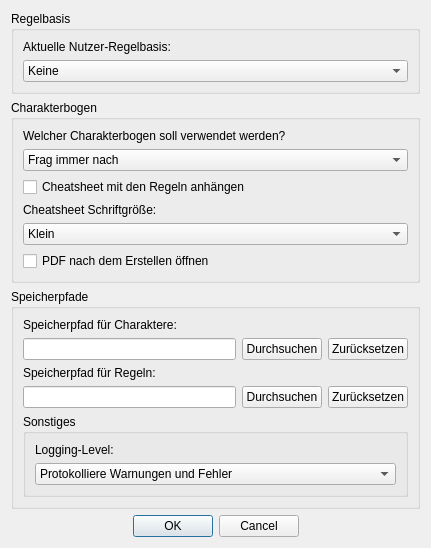
Above: UI/Einstellungen.ui from Aeolitus/Sephrasto before the change. Below: the same form after it.
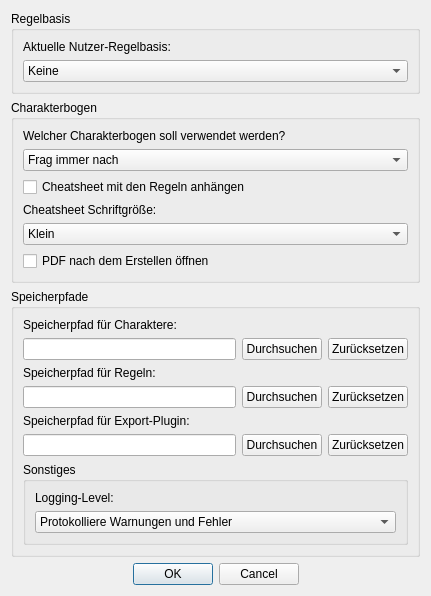
That is the form after the change.

Commit message: Moved script API documentation to separate .md file, it got too much and unreadable. Added more API functions. Added support for an export plugin.

What changed in the file:
```diff
--- a/UI/Einstellungen.ui
+++ b/UI/Einstellungen.ui
@@ -209,6 +209,34 @@
             </item>
            </layout>
           </item>
+		  <item>
+           <widget class="QLabel" name="label_7">
+            <property name="text">
+             <string>Speicherpfad für Export-Plugin:</string>
+            </property>
+           </widget>
+          </item>
+          <item>
+           <layout class="QHBoxLayout" name="horizontalLayout_4">
+            <item>
+             <widget class="QLineEdit" name="editExportPlugin"/>
+            </item>
+            <item>
+             <widget class="QPushButton" name="buttonExportPlugin">
+              <property name="text">
+               <string>Durchsuchen</string>
+              </property>
+             </widget>
+            </item>
+            <item>
+             <widget class="QPushButton" name="resetExportPlugin">
+              <property name="text">
+               <string>Zurücksetzen</string>
+              </property>
+             </widget>
+            </item>
+           </layout>
+          </item>
           <item>
            <widget class="QGroupBox" name="groupBox_4">
             <property name="title">
```
The commit also changes 10 other files.
